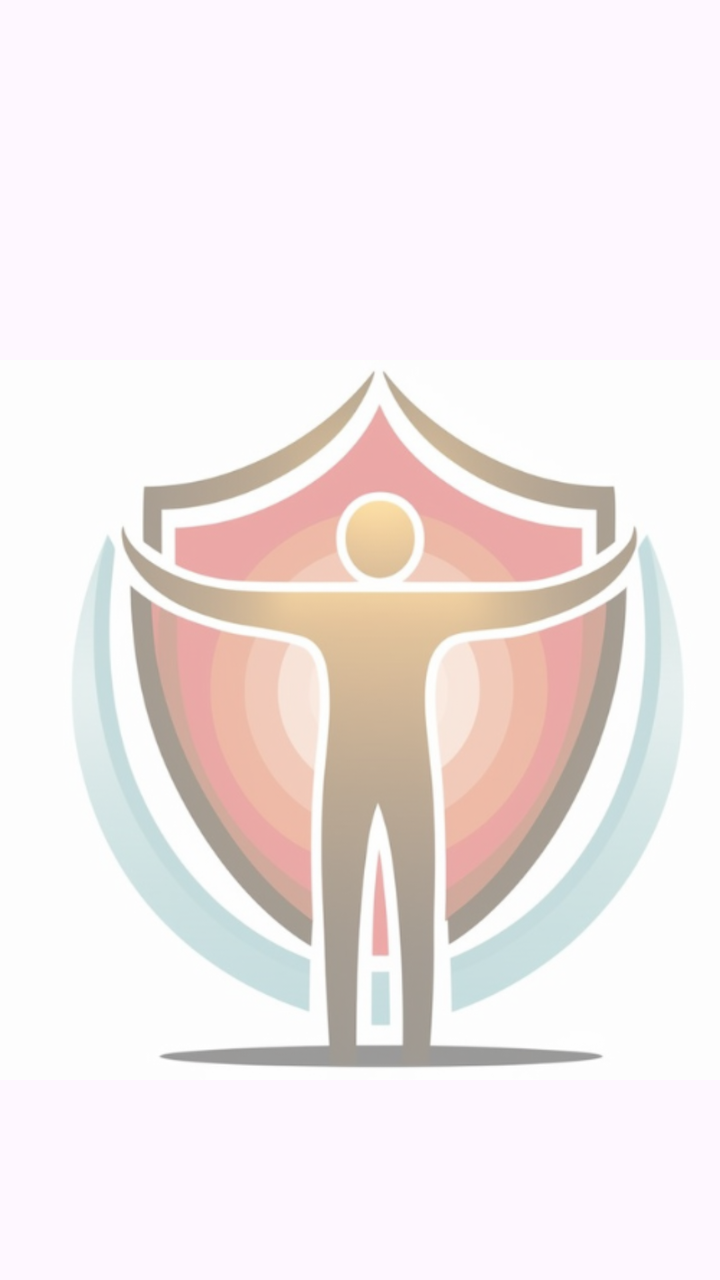
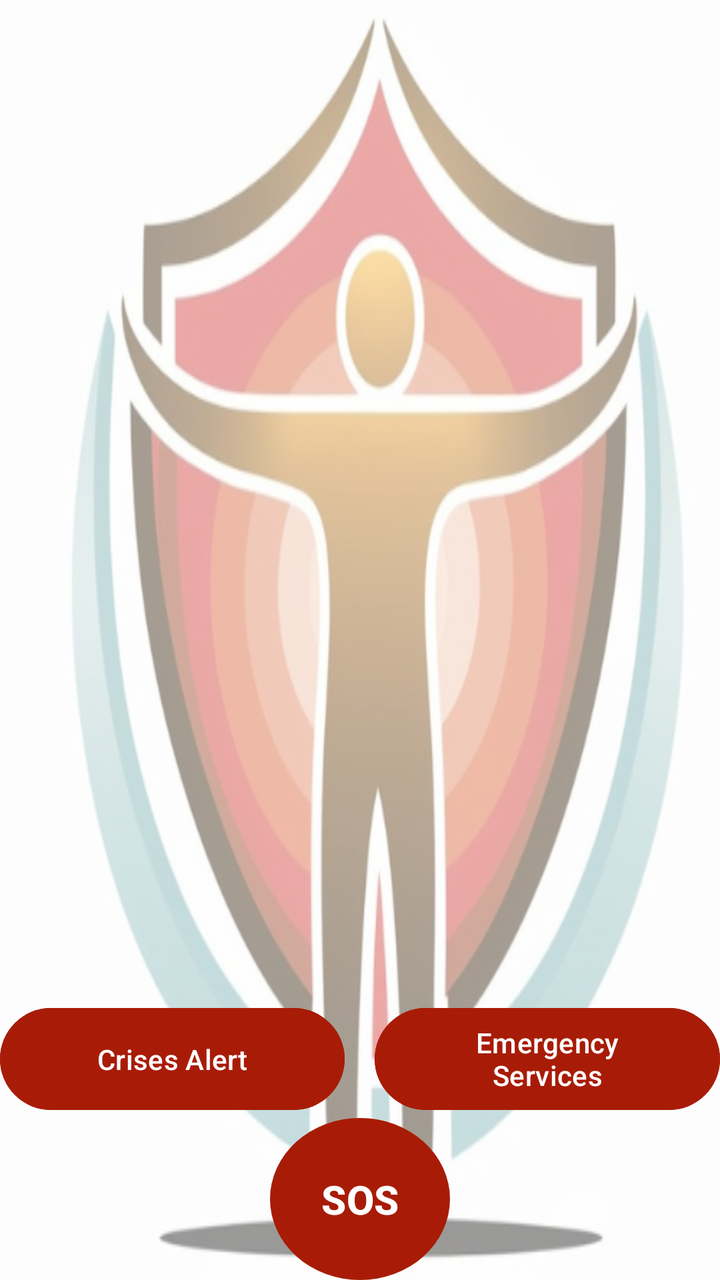

Two renders of the same Android screen: before a commit and after it. Below are the layout's source before the change and the commit's diff.
<!-- AndroidManifest.xml: application theme Theme.SafetyNova -->
<!-- res/layout/fragment_home.xml -->
<RelativeLayout xmlns:android="http://schemas.android.com/apk/res/android"
    android:layout_width="match_parent"
    android:layout_height="wrap_content">

    <ImageView
        android:id="@+id/main_logo"
        android:layout_width="match_parent"
        android:layout_height="600dp"
        android:layout_marginTop="80dp"
        android:src="@drawable/icon" />

    <LinearLayout
        android:id="@+id/button_container"
        android:layout_width="match_parent"
        android:layout_height="wrap_content"
        android:layout_below="@id/main_logo"
        android:gravity="center"
        android:orientation="horizontal">

        <Button
            android:id="@+id/btn_emergency_location_fragment"
            android:layout_width="0dp"
            android:layout_height="59dp"
            android:layout_marginEnd="15dp"
            android:layout_weight="1"
            android:backgroundTint="#a81c07"
            android:text="Crises Alert"
            android:textColor="#FFFFFF" />

        <Button
            android:id="@+id/btn_emergency_services_fragment"
            android:layout_width="0dp"
            android:layout_height="59dp"
            android:layout_weight="1"
            android:backgroundTint="#a81c07"
            android:text="Emergency Services"
            android:textColor="#FFFFFF" />
    </LinearLayout>

    <Button
        android:id="@+id/btn_location_fragment"
        android:layout_width="90dp"
        android:layout_height="90dp"
        android:layout_below="@id/button_container"
        android:layout_centerHorizontal="true"
        android:background="@drawable/circle_sos_button"
        android:text="SOS"
        android:textColor="#FFFFFF"
        android:textSize="20dp"
        android:textStyle="bold" />
</RelativeLayout>
<!-- resources referenced by this layout -->
<resources>
  <!-- drawable circle_sos_button (drawable) -->
  <shape xmlns:android="http://schemas.android.com/apk/res/android"
      android:shape="oval">
      <solid android:color="@color/red" />
      <size android:width="90dp" android:height="90dp" />
  </shape>
  <!-- drawable icon: png bitmap (drawable, 177183 bytes) -->
  <style name="Theme.SafetyNova" parent="Base.Theme.SafetyNova" />
  <color name="red">#a81c07</color>
  <style name="Base.Theme.SafetyNova" parent="Theme.Material3.DayNight.NoActionBar">
          <item name="colorPrimary">@color/red</item>
          <item name="colorPrimaryContainer">@color/red</item>
      </style>
</resources>

<!-- the commit's change to res/layout/fragment_home.xml (unified diff, before → after) -->
@@ -1,19 +1,13 @@
 <RelativeLayout xmlns:android="http://schemas.android.com/apk/res/android"
     android:layout_width="match_parent"
-    android:layout_height="wrap_content">
-
-    <ImageView
-        android:id="@+id/main_logo"
-        android:layout_width="match_parent"
-        android:layout_height="600dp"
-        android:layout_marginTop="80dp"
-        android:src="@drawable/icon" />
+    android:layout_height="match_parent"
+    android:background="@drawable/icon">
 
     <LinearLayout
         android:id="@+id/button_container"
         android:layout_width="match_parent"
         android:layout_height="wrap_content"
-        android:layout_below="@id/main_logo"
+        android:layout_marginTop="500dp"
         android:gravity="center"
         android:orientation="horizontal">
 
